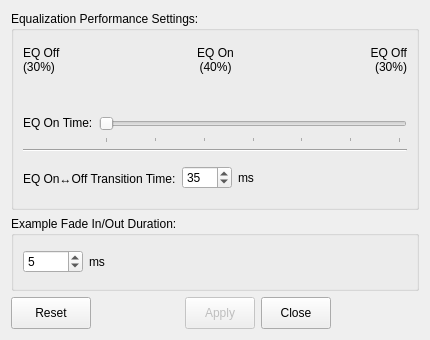
Old version of the form GUI/AudioProcSettings/audio_proc_settings_widget.ui in the repository Gdalik/EarQuiz_Frequencies.
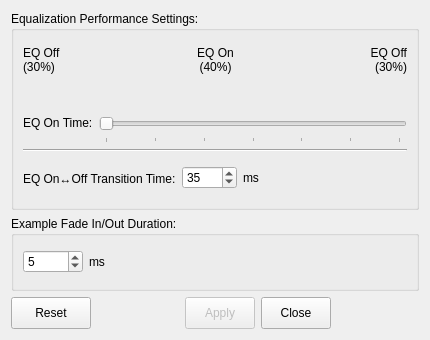
New version of the form.

```diff
--- a/GUI/AudioProcSettings/audio_proc_settings_widget.ui
+++ b/GUI/AudioProcSettings/audio_proc_settings_widget.ui
@@ -257,7 +257,7 @@
          <widget class="QSpinBox" name="EQOnOffTransSpin">
           <property name="minimumSize">
            <size>
-            <width>50</width>
+            <width>55</width>
             <height>0</height>
            </size>
           </property>
```
